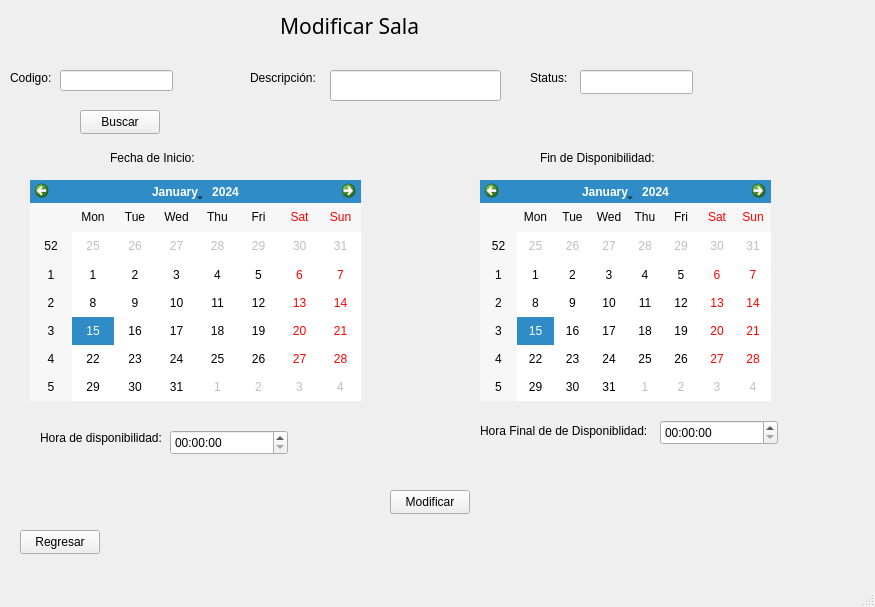
The window that App_Medica/mainwindow.ui (alejandra057/App_Medica_Progra3) describes before a commit, drawn with Qt 5.
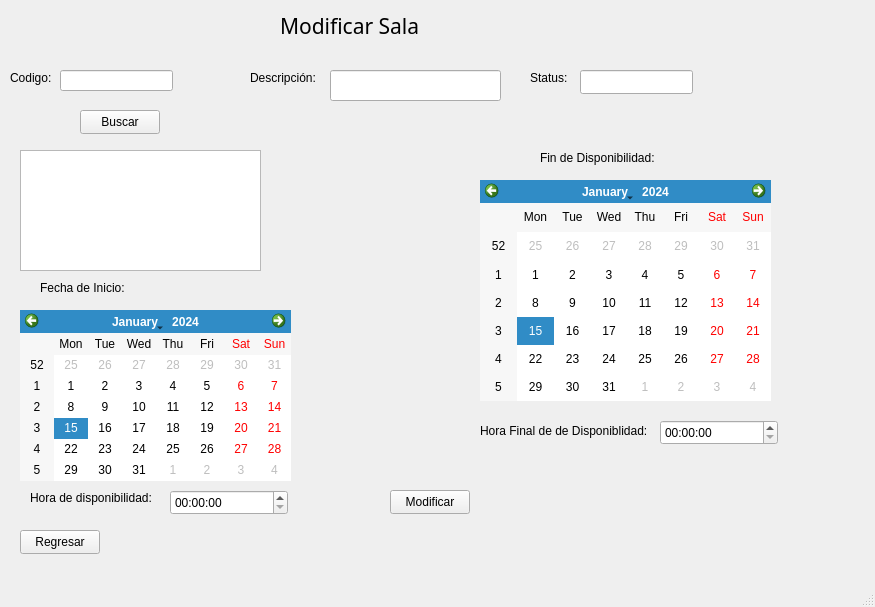
The same window after the commit.

```diff
--- a/App_Medica/mainwindow.ui
+++ b/App_Medica/mainwindow.ui
@@ -1043,10 +1043,10 @@
      <widget class="QCalendarWidget" name="fechaStarModi">
       <property name="geometry">
        <rect>
-        <x>50</x>
-        <y>180</y>
-        <width>331</width>
-        <height>221</height>
+        <x>40</x>
+        <y>310</y>
+        <width>271</width>
+        <height>171</height>
        </rect>
       </property>
      </widget>
@@ -1063,8 +1063,8 @@
      <widget class="QLabel" name="label_29">
       <property name="geometry">
        <rect>
-        <x>130</x>
-        <y>150</y>
+        <x>60</x>
+        <y>280</y>
         <width>91</width>
         <height>16</height>
        </rect>
@@ -1125,8 +1125,8 @@
      <widget class="QLabel" name="label_115">
       <property name="geometry">
        <rect>
-        <x>60</x>
-        <y>430</y>
+        <x>50</x>
+        <y>490</y>
         <width>131</width>
         <height>16</height>
        </rect>
@@ -1152,7 +1152,7 @@
       <property name="geometry">
        <rect>
         <x>190</x>
-        <y>430</y>
+        <y>490</y>
         <width>118</width>
         <height>25</height>
        </rect>
@@ -1191,6 +1191,16 @@
        </rect>
       </property>
      </widget>
+     <widget class="QTextEdit" name="texto_sala">
+      <property name="geometry">
+       <rect>
+        <x>40</x>
+        <y>150</y>
+        <width>241</width>
+        <height>121</height>
+       </rect>
+      </property>
+     </widget>
     </widget>
     <widget class="QWidget" name="EliminarSala_2">
      <widget class="QLabel" name="label_31">
```
